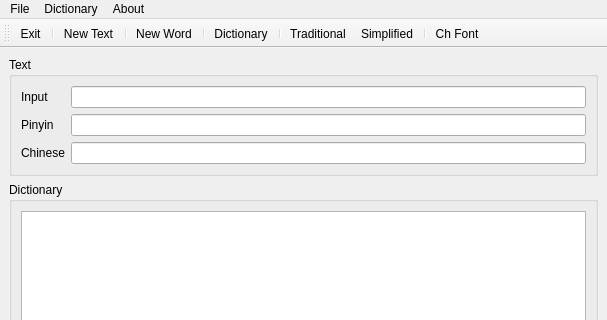
ensisoft/pinyin-translator, file mainwindow.ui: the form before one commit; both pictures show x 0 to 607 and y 0 to 320 of the 607 by 541 pixel window.
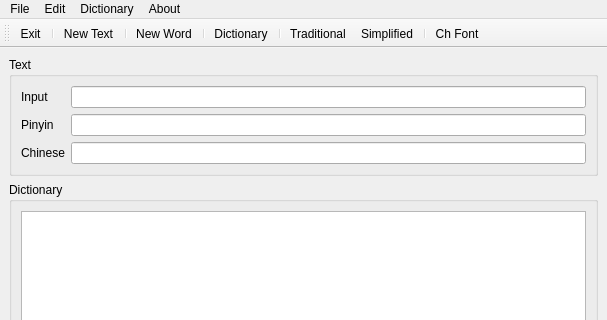
The form after the commit. Icons and pictures are not drawn.

Commit message: Dicionary dialog made non-modal

Diff of the .ui file:
```diff
--- a/mainwindow.ui
+++ b/mainwindow.ui
@@ -195,7 +195,14 @@
     <addaction name="separator"/>
     <addaction name="actionDictionary"/>
    </widget>
+   <widget class="QMenu" name="menuEdit">
+    <property name="title">
+     <string>Edit</string>
+    </property>
+    <addaction name="actionFind"/>
+   </widget>
    <addaction name="menuFile"/>
+   <addaction name="menuEdit"/>
    <addaction name="menuDictionary"/>
    <addaction name="menuAbout"/>
   </widget>
```
Left out of the diff: 15 changed lines with no effect on the pictures. The commit also changes 5 other files.
